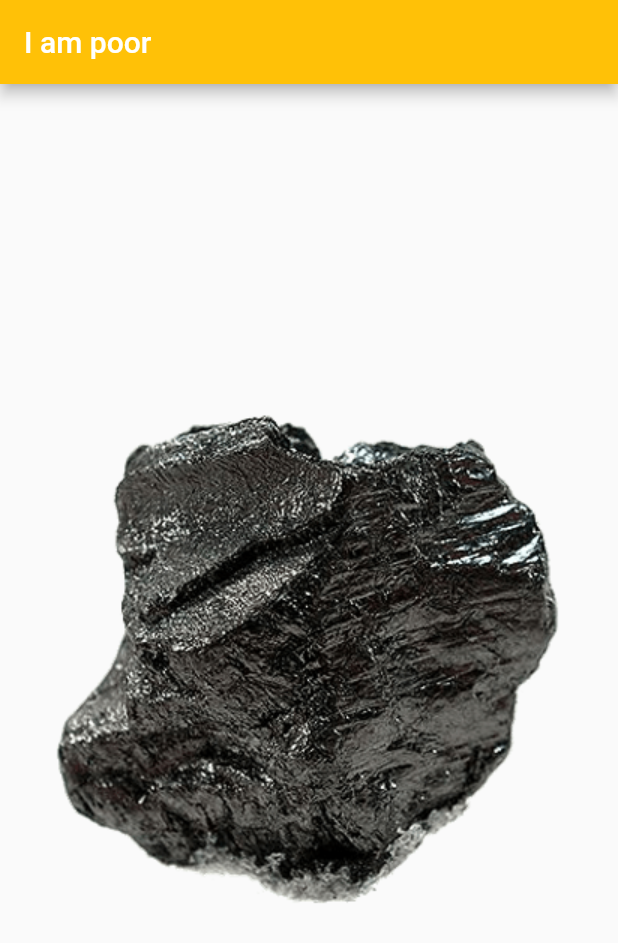
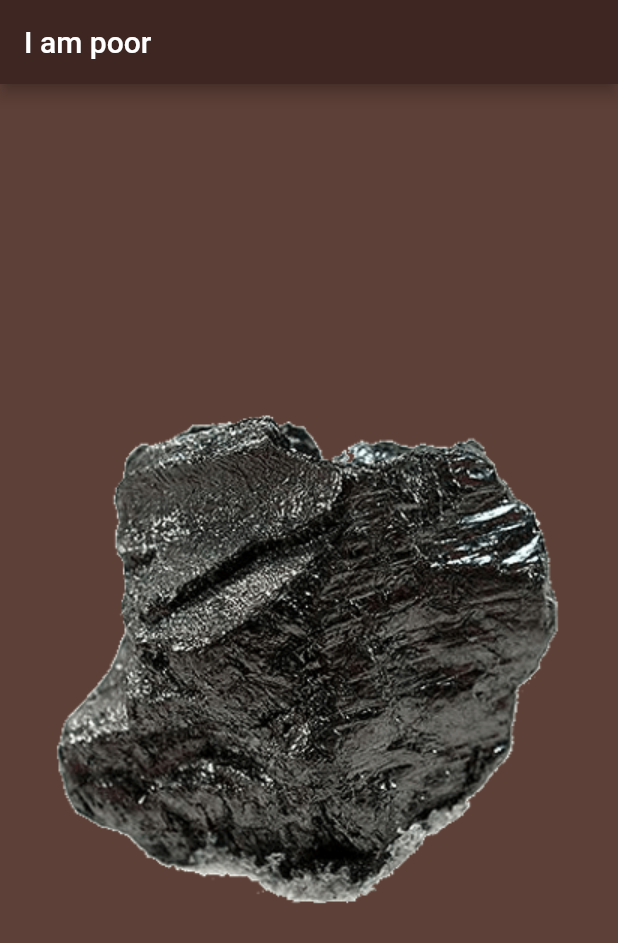
Before and after one commit to rafael-sc/flutter-i-am-poor, a Flutter app: the screen it shows after launch, on a phone screen of 412 x 824 dp. Shown: the top 943 px of the screen. Run offline on Flutter 3.47's test engine with Material 2 defaults, Android fonts, the phone set to English and light mode, and no system bars; drawn by our look-alikes of oktoast.

Commit message:
Adding OKToast and GestureDetector to wrap coal image

```diff
--- a/lib/main.dart
+++ b/lib/main.dart
@@ -1,24 +1,35 @@
 import 'package:flutter/material.dart';
+import 'package:oktoast/oktoast.dart';
 
 void main() {
   runApp(Home().get());
 }
 
 class Home {
-  MaterialApp get() {
-    return MaterialApp(
+  OKToast get() {
+    return OKToast(
+        child: MaterialApp(
       home: Scaffold(
         appBar: AppBar(
           title: Text('I am poor'),
-          backgroundColor: Colors.amber,
+          backgroundColor: Colors.brown[900],
         ),
+        backgroundColor: Colors.brown[700],
         body: Center(
-          child: Image(
-            image: AssetImage('images/coal.png'),
+          child: GestureDetector(
+            onTap: () {
+              showToast(
+                "I am poor",
+                position: ToastPosition.bottom,
+              );
+            },
+            child: Image(
+              image: AssetImage('images/coal.png'),
+            ),
           ),
         ),
       ),
-    );
+    ));
   }
 }
 
--- a/pubspec.yaml
+++ b/pubspec.yaml
@@ -8,6 +8,7 @@ environment:
   sdk: ">=2.7.0 <3.0.0"
 
 dependencies:
+  oktoast: ^2.3.2
   flutter:
     sdk: flutter
   cupertino_icons: ^1.0.0
```
Also changed, not shown: pubspec.lock.
